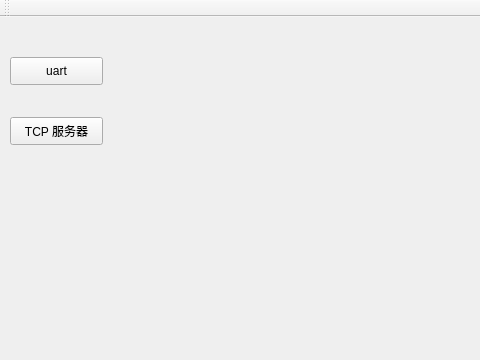
This is oscartool.ui in isDerek/OscarTool as Qt 5 draws it before an edit; both pictures show x 0 to 480 and y 0 to 360 of the 793 by 784 pixel window. The edited form follows.
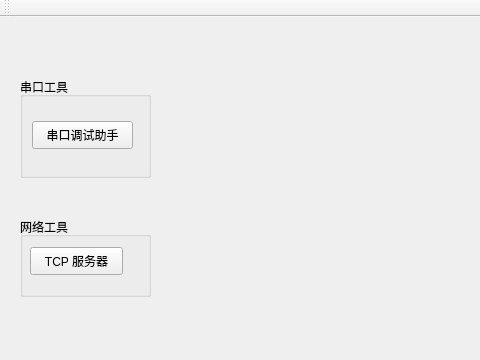
This is the edited form.

Commit message: 修复了多个串口助手同时打开一个端口报错

Patch:
```diff
--- a/oscartool.ui
+++ b/oscartool.ui
@@ -14,24 +14,49 @@
    <string>OscarTool</string>
   </property>
   <widget class="QWidget" name="centralWidget">
+   <widget class="QGroupBox" name="groupBox">
+    <property name="geometry">
+     <rect>
+      <x>20</x>
+      <y>60</y>
+      <width>131</width>
+      <height>101</height>
+     </rect>
+    </property>
+    <property name="title">
+     <string>串口工具</string>
+    </property>
    <widget class="QPushButton" name="uartDebugBtn">
     <property name="geometry">
      <rect>
-      <x>10</x>
-      <y>40</y>
-      <width>93</width>
+       <x>12</x>
+       <y>44</y>
+       <width>101</width>
       <height>28</height>
      </rect>
     </property>
     <property name="text">
-     <string>uart</string>
-    </property>
-   </widget>
+      <string>串口调试助手</string>
+     </property>
+    </widget>
+   </widget>
+   <widget class="QGroupBox" name="groupBox_2">
+    <property name="geometry">
+     <rect>
+      <x>20</x>
+      <y>200</y>
+      <width>131</width>
+      <height>80</height>
+     </rect>
+    </property>
+    <property name="title">
+     <string>网络工具</string>
+    </property>
    <widget class="QPushButton" name="TCPServerBtn">
     <property name="geometry">
      <rect>
       <x>10</x>
-      <y>100</y>
+       <y>30</y>
       <width>93</width>
       <height>28</height>
      </rect>
@@ -39,6 +64,7 @@
     <property name="text">
      <string>TCP 服务器</string>
     </property>
+    </widget>
    </widget>
   </widget>
   <widget class="QMenuBar" name="menuBar">
```
Lines whose indentation alone changed are shown as unchanged. The commit also changes 11 other files.
